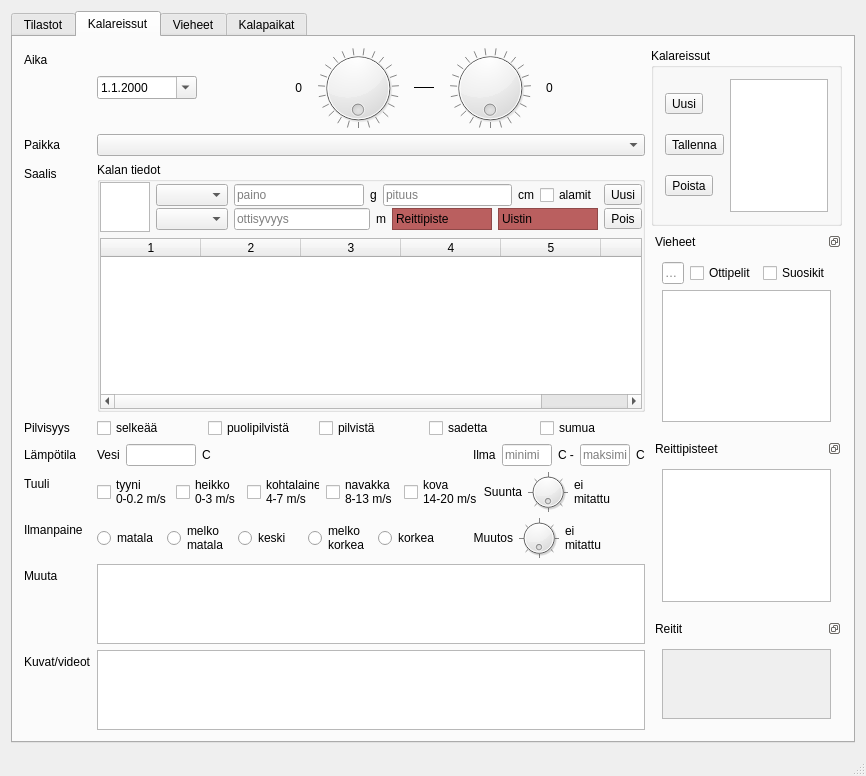
The window that mainwindow.ui (samuliwritescode/uistelupaivakirja-desktop) describes before a commit, drawn with Qt 5.
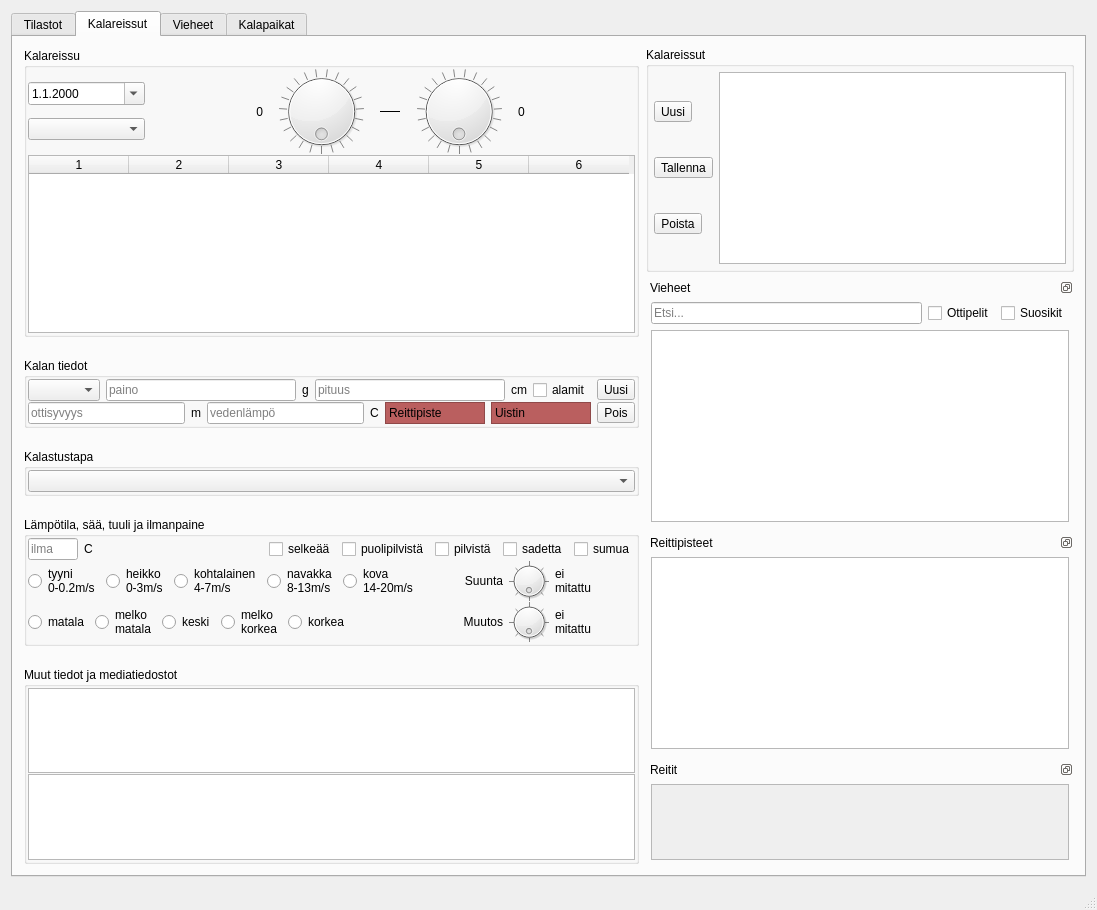
The same window after the commit. Icons and pictures are not drawn.

Commit message: -Käyttöliittymä muutettu kohti kalakohtaista olosuhdemäärittelyä

Patch:
```diff
--- a/mainwindow.ui
+++ b/mainwindow.ui
@@ -6,8 +6,8 @@
    <rect>
     <x>0</x>
     <y>0</y>
-    <width>866</width>
-    <height>776</height>
+    <width>1097</width>
+    <height>910</height>
    </rect>
   </property>
   <property name="sizePolicy">
@@ -147,26 +147,45 @@
         <string>Kalareissut</string>
        </attribute>
        <layout class="QHBoxLayout" name="horizontalLayout_24">
+        <property name="spacing">
+         <number>-1</number>
+        </property>
+        <property name="margin">
+         <number>10</number>
+        </property>
         <item>
-         <layout class="QFormLayout" name="formLayout">
+         <layout class="QVBoxLayout" name="verticalLayout_4">
+          <property name="spacing">
+           <number>21</number>
+          </property>
           <property name="sizeConstraint">
            <enum>QLayout::SetNoConstraint</enum>
           </property>
-          <property name="fieldGrowthPolicy">
-           <enum>QFormLayout::AllNonFixedFieldsGrow</enum>
+          <property name="margin">
+           <number>1</number>
           </property>
-          <property name="rowWrapPolicy">
-           <enum>QFormLayout::DontWrapRows</enum>
-          </property>
-          <item row="0" column="0">
-           <widget class="QLabel" name="label_35">
-            <property name="text">
-             <string>Aika</string>
-            </property>
-           </widget>
-          </item>
-          <item row="0" column="1">
+          <item>
+           <widget class="QGroupBox" name="groupBox_8">
+            <property name="title">
+             <string>Kalareissu</string>
+            </property>
+            <layout class="QVBoxLayout" name="verticalLayout_9">
+             <property name="spacing">
+              <number>1</number>
+             </property>
+             <property name="margin">
+              <number>1</number>
+             </property>
+             <item>
            <layout class="QHBoxLayout" name="horizontalLayout_3">
+               <property name="spacing">
+                <number>0</number>
+               </property>
+               <item>
+                <layout class="QVBoxLayout" name="verticalLayout_3">
+                 <property name="spacing">
+                  <number>0</number>
+                 </property>
             <item>
              <widget class="QDateEdit" name="dateEdit">
               <property name="readOnly">
@@ -184,6 +203,15 @@
              </widget>
             </item>
             <item>
+                  <widget class="QComboBox" name="place">
+                   <property name="autoFillBackground">
+                    <bool>false</bool>
+                   </property>
+                  </widget>
+                 </item>
+                </layout>
+               </item>
+               <item>
              <widget class="QLabel" name="timeStartLbl">
               <property name="text">
                <string>0</string>
@@ -274,54 +302,60 @@
             </item>
            </layout>
           </item>
-          <item row="1" column="0">
-           <widget class="QLabel" name="label_37">
-            <property name="text">
-             <string>Paikka</string>
-            </property>
-           </widget>
-          </item>
-          <item row="1" column="1">
-           <widget class="QComboBox" name="place">
-            <property name="autoFillBackground">
+             <item>
+              <widget class="QTableWidget" name="fish_list">
+               <property name="lineWidth">
+                <number>0</number>
+               </property>
+               <property name="editTriggers">
+                <set>QAbstractItemView::NoEditTriggers</set>
+               </property>
+               <property name="alternatingRowColors">
+                <bool>true</bool>
+               </property>
+               <property name="selectionMode">
+                <enum>QAbstractItemView::SingleSelection</enum>
+               </property>
+               <property name="selectionBehavior">
+                <enum>QAbstractItemView::SelectRows</enum>
+               </property>
+               <property name="showGrid">
              <bool>false</bool>
             </property>
-           </widget>
-          </item>
-          <item row="2" column="0">
-           <widget class="QLabel" name="label_36">
-            <property name="text">
-             <string>Saalis</string>
-            </property>
+               <property name="sortingEnabled">
+                <bool>true</bool>
+               </property>
+               <property name="cornerButtonEnabled">
+                <bool>false</bool>
+               </property>
+               <property name="columnCount">
+                <number>6</number>
+               </property>
+               <attribute name="verticalHeaderDefaultSectionSize">
+                <number>20</number>
+               </attribute>
+               <column/>
+               <column/>
+               <column/>
+               <column/>
+               <column/>
+               <column/>
+              </widget>
+             </item>
+            </layout>
            </widget>
           </item>
-          <item row="2" column="1">
-           <layout class="QVBoxLayout" name="verticalLayout_6">
             <item>
-             <widget class="QGroupBox" name="groupBox_4">
+           <widget class="QGroupBox" name="groupBox_7">
               <property name="title">
                <string>Kalan tiedot</string>
               </property>
-              <layout class="QVBoxLayout" name="verticalLayout_7">
-               <property name="margin">
-                <number>0</number>
-               </property>
-               <item>
-                <layout class="QHBoxLayout" name="horizontalLayout_10">
-                 <item>
-                  <widget class="QGraphicsView" name="graphicsView">
-                   <property name="maximumSize">
-                    <size>
-                     <width>50</width>
-                     <height>50</height>
-                    </size>
-                   </property>
-                  </widget>
-                 </item>
-                 <item>
-                  <layout class="QVBoxLayout" name="verticalLayout_3">
+            <layout class="QVBoxLayout" name="verticalLayout_8">
                    <property name="spacing">
-                    <number>0</number>
+              <number>1</number>
+             </property>
+             <property name="margin">
+              <number>1</number>
                    </property>
                    <item>
                     <layout class="QHBoxLayout" name="horizontalLayout_5">
@@ -426,9 +460,6 @@
                      <property name="rightMargin">
                       <number>0</number>
                      </property>
-                     <item>
-                      <widget class="QComboBox" name="method"/>
-                     </item>
                      <item>
                       <widget class="QLineEdit" name="spotdepth">
                        <property name="placeholderText">
@@ -443,6 +474,23 @@
                        </property>
                       </widget>
                      </item>
+               <item>
+                <widget class="QLineEdit" name="water_temp">
+                 <property name="text">
+                  <string/>
+                 </property>
+                 <property name="placeholderText">
+                  <string>vedenlämpö</string>
+                 </property>
+                </widget>
+               </item>
+               <item>
+                <widget class="QLabel" name="label_10">
+                 <property name="text">
+                  <string>C</string>
+                 </property>
+                </widget>
+               </item>
                      <item>
                       <widget class="QLabel" name="POI">
                        <property name="minimumSize">
@@ -507,63 +555,80 @@
                     </layout>
                    </item>
                   </layout>
-                 </item>
-                </layout>
-               </item>
+           </widget>
+          </item>
                <item>
-                <widget class="QTableWidget" name="fish_list">
-                 <property name="lineWidth">
-                  <number>0</number>
-                 </property>
-                 <property name="editTriggers">
-                  <set>QAbstractItemView::NoEditTriggers</set>
-                 </property>
-                 <property name="alternatingRowColors">
-                  <bool>true</bool>
-                 </property>
-                 <property name="selectionMode">
-                  <enum>QAbstractItemView::SingleSelection</enum>
-                 </property>
-                 <property name="selectionBehavior">
-                  <enum>QAbstractItemView::SelectRows</enum>
-                 </property>
-                 <property name="showGrid">
+           <widget class="QGroupBox" name="groupBox_4">
+            <property name="title">
+             <string>Kalastustapa</string>
+            </property>
+            <layout class="QHBoxLayout" name="horizontalLayout_8">
+             <property name="spacing">
+              <number>1</number>
+             </property>
+             <property name="margin">
+              <number>1</number>
+             </property>
+             <item>
+              <widget class="QComboBox" name="method">
+               <property name="editable">
                   <bool>false</bool>
                  </property>
-                 <property name="sortingEnabled">
-                  <bool>true</bool>
-                 </property>
-                 <property name="cornerButtonEnabled">
-                  <bool>false</bool>
-                 </property>
-                 <property name="columnCount">
-                  <number>6</number>
-                 </property>
-                 <attribute name="verticalHeaderDefaultSectionSize">
-                  <number>20</number>
-                 </attribute>
-                 <column/>
-                 <column/>
-                 <column/>
-                 <column/>
-                 <column/>
-                 <column/>
                 </widget>
                </item>
               </layout>
              </widget>
             </item>
-           </layout>
-          </item>
-          <item row="3" column="0">
-           <widget class="QLabel" name="label_38">
-            <property name="text">
-             <string>Pilvisyys</string>
+          <item>
+           <widget class="QGroupBox" name="groupBox_5">
+            <property name="title">
+             <string>Lämpötila, sää, tuuli ja ilmanpaine</string>
             </property>
-           </widget>
-          </item>
-          <item row="3" column="1">
+            <layout class="QVBoxLayout" name="verticalLayout_6">
+             <property name="spacing">
+              <number>1</number>
+             </property>
+             <property name="margin">
+              <number>1</number>
+             </property>
+             <item>
            <layout class="QHBoxLayout" name="horizontalLayout_21">
+               <item>
+                <widget class="QLineEdit" name="air_temp">
+                 <property name="maximumSize">
+                  <size>
+                   <width>50</width>
+                   <height>16777215</height>
+                  </size>
+                 </property>
+                 <property name="text">
+                  <string/>
+                 </property>
+                 <property name="placeholderText">
+                  <string>ilma</string>
+                 </property>
+                </widget>
+               </item>
+               <item>
+                <widget class="QLabel" name="label_40">
+                 <property name="text">
+                  <string>C</string>
+                 </property>
+                </widget>
+               </item>
+               <item>
+                <spacer name="horizontalSpacer">
+                 <property name="orientation">
+                  <enum>Qt::Horizontal</enum>
+                 </property>
+                 <property name="sizeHint" stdset="0">
+                  <size>
+                   <width>40</width>
+                   <height>20</height>
+                  </size>
+                 </property>
+                </spacer>
+               </item>
             <item>
              <widget class="QCheckBox" name="weather_clear">
               <property name="text">
@@ -601,165 +666,61 @@
             </item>
            </layout>
           </item>
-          <item row="4" column="0">
-           <widget class="QLabel" name="label_39">
-            <property name="text">
-             <string>Lämpötila</string>
-            </property>
-            <property name="textFormat">
-             <enum>Qt::AutoText</enum>
-            </property>
-           </widget>
-          </item>
-          <item row="4" column="1">
-           <layout class="QHBoxLayout" name="horizontalLayout_22">
             <item>
-             <widget class="QLabel" name="label_14">
-              <property name="text">
-               <string>Vesi</string>
-              </property>
-             </widget>
-            </item>
-            <item>
-             <widget class="QLineEdit" name="water_temp">
-              <property name="maximumSize">
-               <size>
-                <width>70</width>
-                <height>16777215</height>
-               </size>
-              </property>
-              <property name="text">
-               <string/>
-              </property>
-              <property name="placeholderText">
-               <string/>
-              </property>
-             </widget>
-            </item>
-            <item>
-             <widget class="QLabel" name="label_10">
-              <property name="text">
-               <string>C</string>
-              </property>
-             </widget>
-            </item>
-            <item>
-             <spacer name="horizontalSpacer">
-              <property name="orientation">
-               <enum>Qt::Horizontal</enum>
-              </property>
-              <property name="sizeType">
-               <enum>QSizePolicy::MinimumExpanding</enum>
-              </property>
-              <property name="sizeHint" stdset="0">
-               <size>
-                <width>80</width>
-                <height>20</height>
-               </size>
-              </property>
-             </spacer>
-            </item>
-            <item>
-             <widget class="QLabel" name="label_9">
-              <property name="text">
-               <string>Ilma</string>
-              </property>
-             </widget>
-            </item>
-            <item>
-             <widget class="QLineEdit" name="air_temp_start">
-              <property name="maximumSize">
-               <size>
-                <width>50</width>
-                <height>16777215</height>
-               </size>
-              </property>
-              <property name="text">
-               <string/>
-              </property>
-              <property name="placeholderText">
-               <string>minimi</string>
-              </property>
-             </widget>
-            </item>
-            <item>
-             <widget class="QLabel" name="label_40">
-              <property name="text">
-               <string>C -</string>
-              </property>
-             </widget>
-            </item>
-            <item>
-             <widget class="QLineEdit" name="air_temp_end">
-              <property name="maximumSize">
-               <size>
-                <width>50</width>
-                <height>16777215</height>
-               </size>
-              </property>
-              <property name="placeholderText">
-               <string>maksimi</string>
-              </property>
-             </widget>
-            </item>
-            <item>
-             <widget class="QLabel" name="label_4">
-              <property name="text">
-               <string>C</string>
-              </property>
-             </widget>
-            </item>
-           </layout>
-          </item>
-          <item row="5" column="0">
-           <widget class="QLabel" name="label_42">
-            <property name="text">
-             <string>Tuuli</string>
-            </property>
-           </widget>
-          </item>
-          <item row="5" column="1">
            <layout class="QHBoxLayout" name="horizontalLayout_23">
             <item>
-             <widget class="QCheckBox" name="wind_calm">
+                <widget class="QRadioButton" name="wind_calm">
               <property name="text">
-               <string>tyyni 
-0-0.2 m/s</string>
+                  <string>tyyni
+0-0.2m/s</string>
               </property>
              </widget>
             </item>
             <item>
-             <widget class="QCheckBox" name="wind_faint">
+                <widget class="QRadioButton" name="wind_faint">
               <property name="text">
-               <string>heikko 
-0-3 m/s</string>
+                  <string>heikko
+0-3m/s</string>
               </property>
              </widget>
             </item>
             <item>
-             <widget class="QCheckBox" name="wind_moderate">
+                <widget class="QRadioButton" name="wind_moderate">
               <property name="text">
-               <string>kohtalainen 
-4-7 m/s</string>
+                  <string>kohtalainen
+4-7m/s</string>
               </property>
              </widget>
             </item>
             <item>
-             <widget class="QCheckBox" name="wind_brisk">
+                <widget class="QRadioButton" name="wind_brisk">
               <property name="text">
                <string>navakka
-8-13 m/s</string>
+8-13m/s</string>
               </property>
              </widget>
             </item>
             <item>
-             <widget class="QCheckBox" name="wind_hard">
+                <widget class="QRadioButton" name="wind_hard">
               <property name="text">
                <string>kova
-14-20 m/s</string>
+14-20m/s</string>
               </property>
              </widget>
             </item>
+               <item>
+                <spacer name="horizontalSpacer_2">
+                 <property name="orientation">
+                  <enum>Qt::Horizontal</enum>
+                 </property>
+                 <property name="sizeHint" stdset="0">
+                  <size>
+                   <width>40</width>
+                   <height>20</height>
+                  </size>
+                 </property>
+                </spacer>
+               </item>
             <item>
              <widget class="QLabel" name="label_19">
               <property name="text">
@@ -808,7 +769,7 @@
             </item>
            </layout>
           </item>
-          <item row="6" column="1">
+             <item>
            <layout class="QHBoxLayout" name="horizontalLayout_9">
             <item>
              <widget class="QRadioButton" name="radioButton">
@@ -847,6 +808,19 @@
               </property>
              </widget>
             </item>
+               <item>
+                <spacer name="horizontalSpacer_3">
+                 <property name="orientation">
+                  <enum>Qt::Horizontal</enum>
+                 </property>
+                 <property name="sizeHint" stdset="0">
+                  <size>
+                   <width>40</width>
+                   <height>20</height>
+                  </size>
+                 </property>
+                </spacer>
+               </item>
             <item>
              <widget class="QLabel" name="label_18">
               <property name="text">
@@ -898,14 +872,22 @@
             </item>
            </layout>
           </item>
-          <item row="7" column="0">
-           <widget class="QLabel" name="label_43">
-            <property name="text">
-             <string>Muuta</string>
-            </property>
+            </layout>
            </widget>
           </item>
-          <item row="7" column="1">
+          <item>
+           <widget class="QGroupBox" name="groupBox_6">
+            <property name="title">
+             <string>Muut tiedot ja mediatiedostot</string>
+            </property>
+            <layout class="QVBoxLayout" name="verticalLayout_7">
+             <property name="spacing">
+              <number>1</number>
+             </property>
+             <property name="margin">
+              <number>1</number>
+             </property>
+             <item>
            <widget class="QTextEdit" name="misc">
             <property name="sizePolicy">
              <sizepolicy hsizetype="Expanding" vsizetype="Maximum">
@@ -921,14 +903,7 @@
             </property>
            </widget>
           </item>
-          <item row="8" column="0">
-           <widget class="QLabel" name="label_44">
-            <property name="text">
-             <string>Kuvat/videot</string>
-            </property>
-           </widget>
-          </item>
-          <item row="8" column="1">
+             <item>
            <widget class="QListWidget" name="fileslist">
             <property name="sizePolicy">
              <sizepolicy hsizetype="Expanding" vsizetype="Maximum">
@@ -944,11 +919,7 @@
             </property>
            </widget>
           </item>
-          <item row="6" column="0">
-           <widget class="QLabel" name="label_7">
-            <property name="text">
-             <string>Ilmanpaine</string>
-            </property>
+            </layout>
            </widget>
           </item>
          </layout>
@@ -976,6 +947,12 @@
              <string>Kalareissut</string>
             </property>
             <layout class="QHBoxLayout" name="horizontalLayout_7">
+             <property name="spacing">
+              <number>-1</number>
+             </property>
+             <property name="margin">
+              <number>5</number>
+             </property>
              <item>
               <layout class="QVBoxLayout" name="verticalLayout_2">
                <item>
@@ -1047,10 +1024,19 @@
             </property>
             <widget class="QWidget" name="dockWidgetContents_7">
              <layout class="QVBoxLayout" name="verticalLayout_11">
+              <property name="margin">
+               <number>5</number>
+              </property>
               <item>
                <layout class="QHBoxLayout" name="horizontalLayout_4">
                 <item>
                  <widget class="QLineEdit" name="searchLure">
+                  <property name="minimumSize">
+                   <size>
+                    <width>50</width>
+                    <height>0</height>
+                   </size>
+                  </property>
                   <property name="text">
                    <string/>
                   </property>
@@ -1102,6 +1088,9 @@
             </property>
             <widget class="QWidget" name="dockWidgetContents_8">
              <layout class="QVBoxLayout" name="verticalLayout_12">
+              <property name="margin">
+               <number>5</number>
+              </property>
               <item>
                <widget class="QListWidget" name="poiList"/>
               </item>
@@ -1119,6 +1108,9 @@
             </property>
             <widget class="QWidget" name="dockWidgetContents">
              <layout class="QHBoxLayout" name="horizontalLayout_2">
+              <property name="margin">
+               <number>5</number>
+              </property>
               <item>
                <widget class="QScrollArea" name="scrollArea">
                 <property name="widgetResizable">
@@ -1129,8 +1121,8 @@
                   <rect>
                    <x>0</x>
                    <y>0</y>
-                   <width>186</width>
-                   <height>69</height>
+                   <width>301</width>
+                   <height>76</height>
                   </rect>
                  </property>
                 </widget>
```
Left out of the diff: 14 changed lines with no effect on the pictures. Lines whose indentation alone changed are shown as unchanged. The commit also changes 2 other files.
